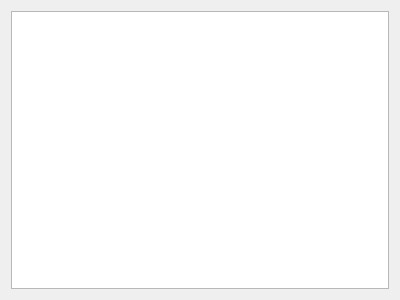
subsurface/subsurface, file qt-ui/divecomputermanagementdialog.ui: the form before one commit.
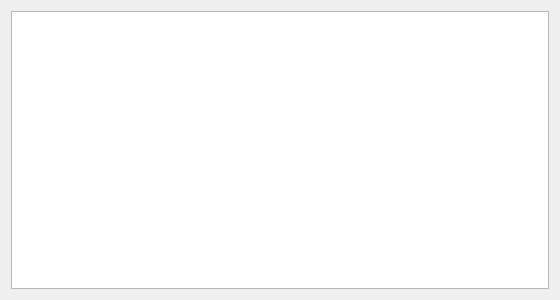
The form after the commit.

Commit message:
Improve the initial size of the device name editing dialog
This is not "automagic" as I had hoped but appears to give a good
starting point.

The edit to the form file:
```diff
--- a/qt-ui/divecomputermanagementdialog.ui
+++ b/qt-ui/divecomputermanagementdialog.ui
@@ -6,7 +6,7 @@
    <rect>
     <x>0</x>
     <y>0</y>
-    <width>400</width>
+    <width>560</width>
     <height>300</height>
    </rect>
   </property>
@@ -15,7 +15,11 @@
   </property>
   <layout class="QVBoxLayout" name="verticalLayout">
    <item>
-    <widget class="QTableView" name="tableView"/>
+    <widget class="QTableView" name="tableView">
+     <attribute name="horizontalHeaderStretchLastSection">
+      <bool>true</bool>
+     </attribute>
+    </widget>
    </item>
   </layout>
  </widget>
```
The commit also changes 1 other file.
